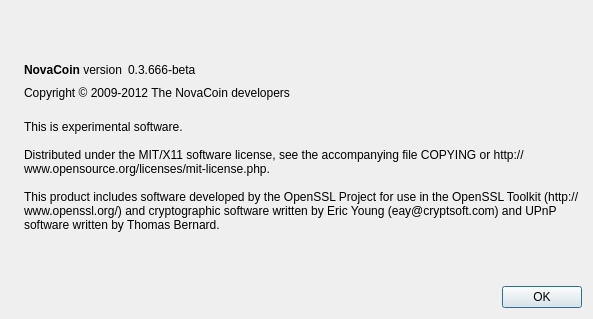
The window that src/qt/forms/aboutdialog.ui (mcastillo0724/novacoin) describes before a commit, drawn with Qt 5.
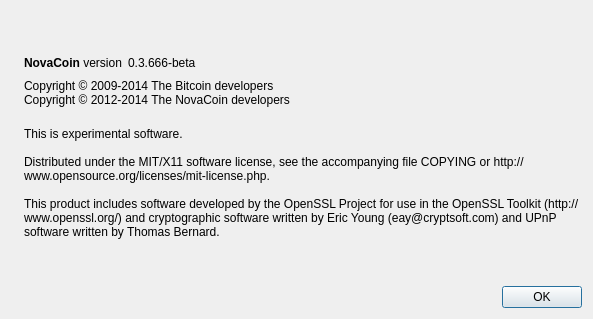
The same window after the commit. Icons and pictures are not drawn.

Commit message: About dialog update.

```diff
--- a/src/qt/forms/aboutdialog.ui
+++ b/src/qt/forms/aboutdialog.ui
@@ -91,7 +91,8 @@
         <cursorShape>IBeamCursor</cursorShape>
        </property>
        <property name="text">
-        <string>Copyright © 2009-2012 The NovaCoin developers</string>
+        <string>Copyright © 2009-2014 The Bitcoin developers
+Copyright © 2012-2014 The NovaCoin developers</string>
        </property>
        <property name="textInteractionFlags">
         <set>Qt::LinksAccessibleByMouse|Qt::TextSelectableByKeyboard|Qt::TextSelectableByMouse</set>
```
The commit also changes 2 other files.
